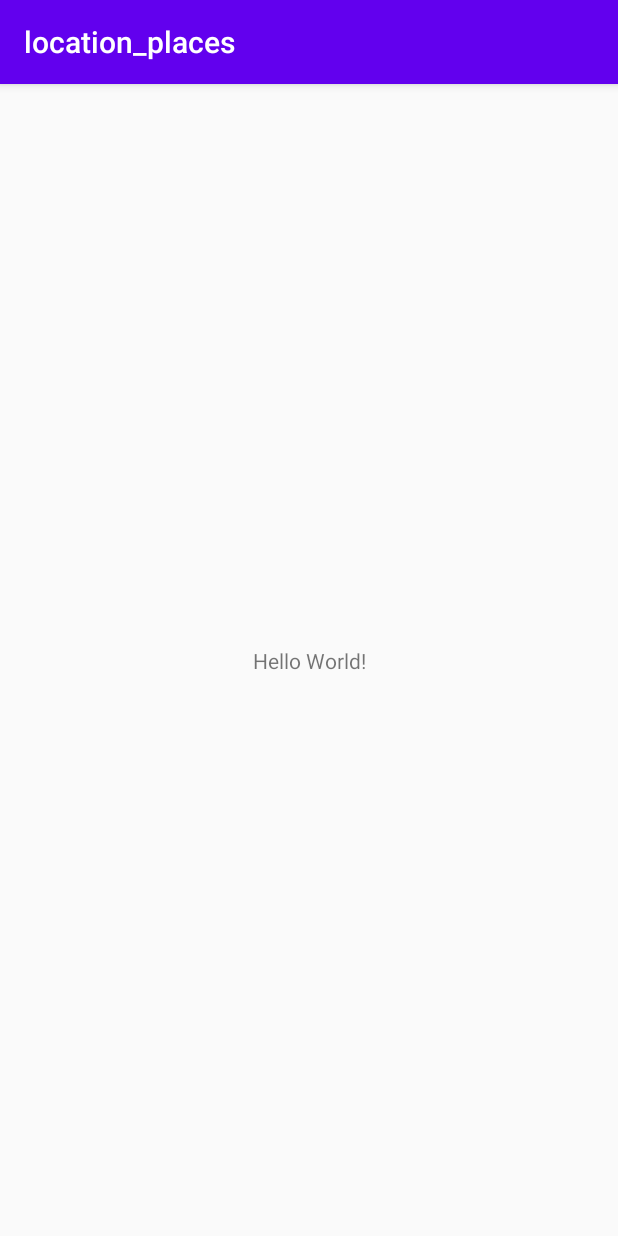
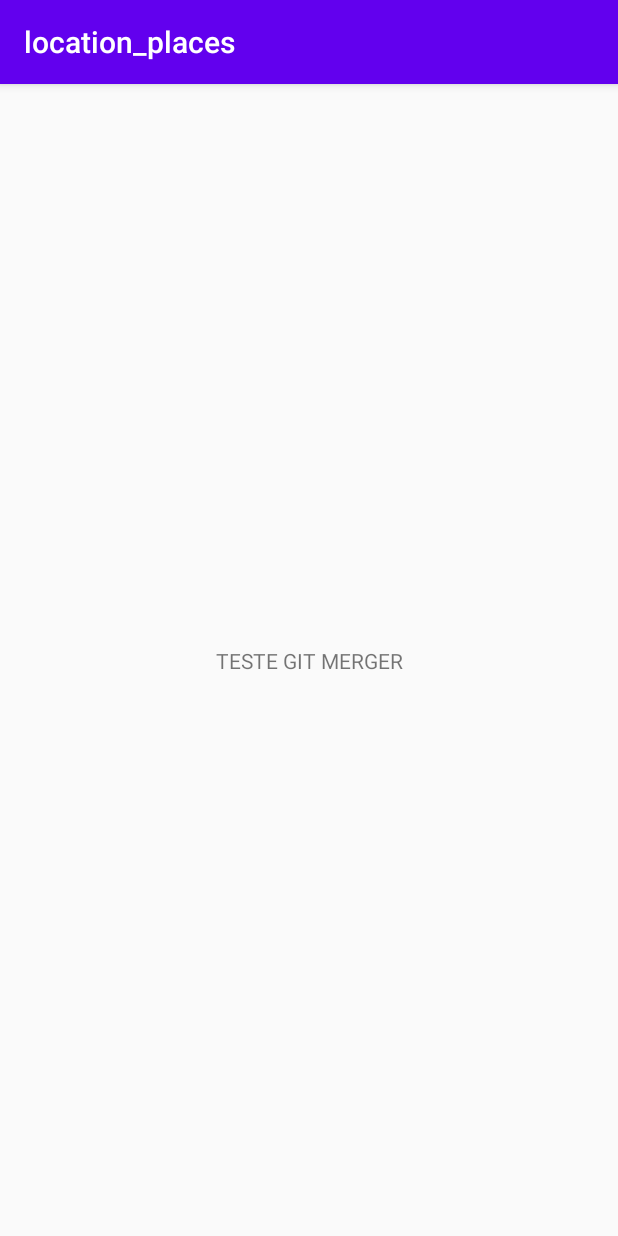
Before and after one commit to portel4/projetoLocation, an Android app: the screen it shows after launch (MainActivity), on a phone screen of 412 x 824 dp. Run offline under Robolectric (Android 15) with nearby library versions, the phone set to English and light mode, and no system bars.

Commit message:
teste git

```diff
--- a/app/src/main/res/layout/activity_main.xml
+++ b/app/src/main/res/layout/activity_main.xml
@@ -9,7 +9,7 @@
     <TextView
         android:layout_width="wrap_content"
         android:layout_height="wrap_content"
-        android:text="Hello World!"
+        android:text="TESTE GIT MERGER"
         app:layout_constraintBottom_toBottomOf="parent"
         app:layout_constraintLeft_toLeftOf="parent"
         app:layout_constraintRight_toRightOf="parent"
```
